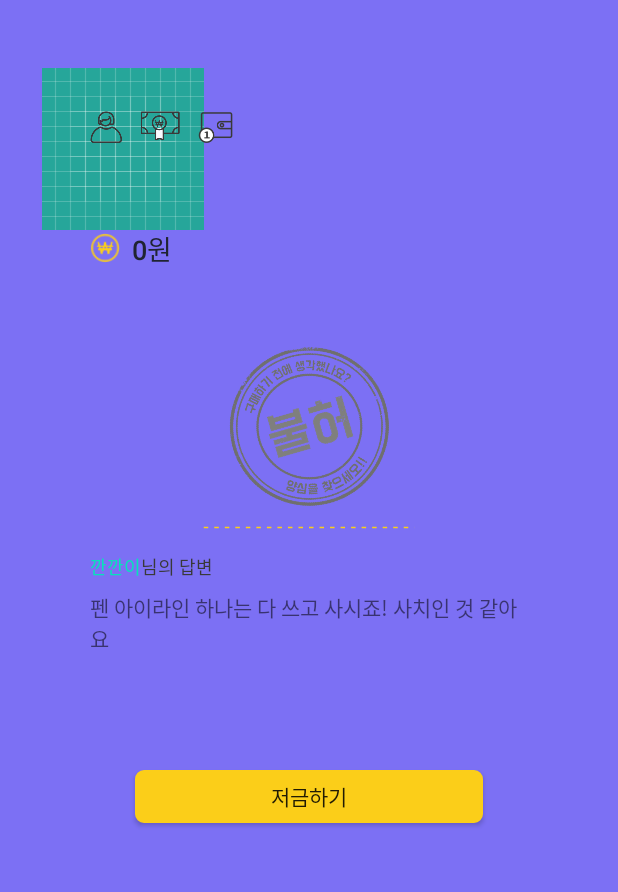
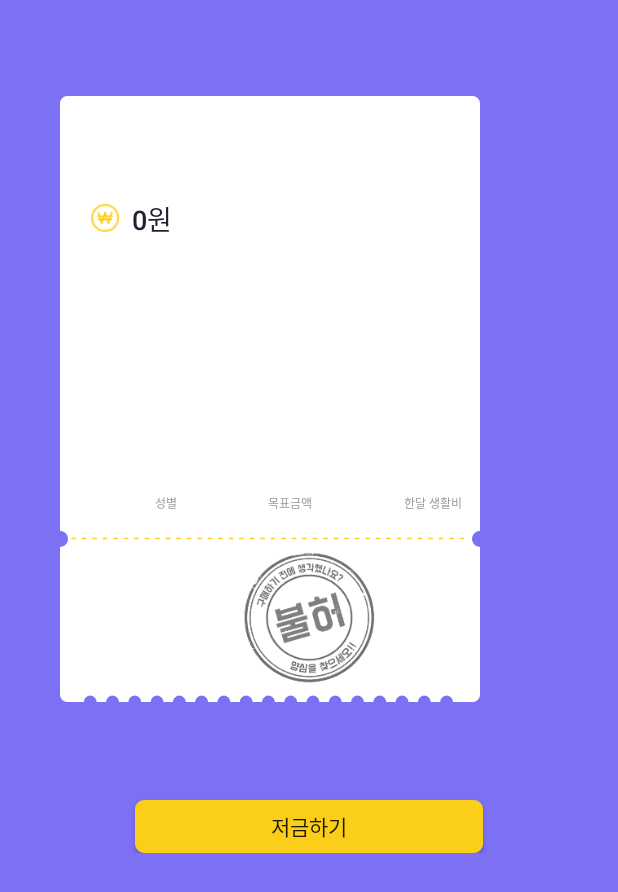
Before and after one commit to quarl894/Firebase_exam, an Android app: the MyReceiptDetailActivity screen opened directly, with no data from a screen before it, on a phone screen of 412 x 824 dp. Shown: the top 892 px of the screen. Run offline under Robolectric (Android 15) with nearby library versions, the phone set to English and light mode, and no system bars; our stand-ins replace Firebase (no records; nobody signed in at launch, a user with empty details on screens opened directly); libraries missing offline, so code that uses them is left out: com.roughike.bottombar; Roboto replaces fonts that are not available here; 3 statements that could not run were skipped.

Commit message:
디테일 페이지 디자인 바뀐걸로 적용 안맞으면 슬플거같다......

```diff
--- a/app/src/main/res/layout/activity_receiptdetail.xml
+++ b/app/src/main/res/layout/activity_receiptdetail.xml
@@ -2,82 +2,27 @@
 
 <FrameLayout
     xmlns:android="http://schemas.android.com/apk/res/android"
+    xmlns:app="http://schemas.android.com/apk/res-auto"
+    xmlns:tools="http://schemas.android.com/tools"
     android:layout_width="match_parent"
     android:layout_height="match_parent"
     android:background="@color/cornflower">
 
+    <!--배경-->
     <ImageView
         android:id="@+id/background"
         android:layout_width="wrap_content"
         android:layout_height="wrap_content"
-        android:layout_marginLeft="28dp"
-        android:layout_marginTop="45dp"
-        android:src="@drawable/ic_launcher_background" />
+        android:layout_marginLeft="40dp"
+        android:layout_marginTop="64dp"
+        android:src="@drawable/copy_2" />
 
     <LinearLayout
         android:layout_width="match_parent"
-        android:layout_height="match_parent"
+        android:layout_height="wrap_content"
+        android:layout_marginTop="88dp"
         android:layout_marginHorizontal="60dp"
         android:orientation="vertical">
-
-        <LinearLayout
-            android:id="@+id/user_info"
-            android:layout_width="wrap_content"
-            android:layout_height="wrap_content"
-            android:layout_marginTop="74dp"
-            android:orientation="horizontal">
-
-            <ImageView
-                android:id="@+id/iv_image"
-                android:layout_width="wrap_content"
-                android:layout_height="wrap_content"
-                android:adjustViewBounds="true"
-                android:scaleType="fitCenter"
-                android:src="@drawable/gril_icon" />
-
-            <TextView
-                android:id="@+id/cur_sex"
-                android:layout_width="wrap_content"
-                android:layout_height="wrap_content"
-                android:layout_gravity="bottom"
-                android:layout_marginLeft="6dp"
-                android:layout_marginRight="6dp"
-                android:textColor="#393939"
-                android:textSize="12sp" />
-
-            <ImageView
-                android:layout_width="wrap_content"
-                android:layout_height="wrap_content"
-                android:adjustViewBounds="true"
-                android:scaleType="fitCenter"
-                android:src="@drawable/money" />
-
-            <TextView
-                android:id="@+id/cur_goal_money"
-                android:layout_width="wrap_content"
-                android:layout_height="wrap_content"
-                android:layout_gravity="bottom"
-                android:layout_marginLeft="6dp"
-                android:layout_marginRight="6dp"
-                android:textColor="#393939"
-                android:textSize="12sp" />
-
-            <ImageView
-                android:layout_width="wrap_content"
-                android:layout_height="wrap_content"
-                android:adjustViewBounds="true"
-                android:scaleType="fitCenter"
-                android:src="@drawable/group_5" />
-
-            <TextView
-                android:id="@+id/cur_month_money"
-                android:layout_width="wrap_content"
-                android:layout_height="wrap_content"
-                android:layout_gravity="bottom"
-                android:layout_marginLeft="6dp"
-                android:textColor="#393939"
-                android:textSize="12sp" />
-        </LinearLayout>
 
         <!--의뢰서 제목-->
         <TextView
@@ -85,14 +30,13 @@
             style="@style/TextAppearance.AppCompat.Headline"
             android:layout_width="wrap_content"
             android:layout_height="wrap_content"
-            android:layout_marginTop="13dp"
             android:textColor="@color/black"
             android:textSize="18sp" />
 
         <LinearLayout
             android:layout_width="wrap_content"
             android:layout_height="wrap_content"
-            android:layout_marginTop="18dp">
+            android:layout_marginTop="19dp">
 
             <!--돈 마크-->
             <ImageView
@@ -123,63 +67,121 @@
             android:layout_width="wrap_content"
             android:layout_height="wrap_content"
             android:layout_marginTop="20dp"
-            android:text="친구 집에 놀러가서 친구 아이라이너를 써봤는데 완전 저한테 딱이더라구요!! 하루종일 안 지워지고 좋아요. 다음 주에 세일하면 사려는데 지금 펜 아이라인이 2개 있는데 고민되는데 어떡하죠?"
             android:textColor="#202432"
             android:textSize="12sp" />
+    </LinearLayout>
+
+    <!--유저 정보-->
+    <LinearLayout
+        android:id="@+id/user_info"
+        android:layout_width="match_parent"
+        android:layout_height="wrap_content"
+        android:layout_marginHorizontal="73dp"
+        android:layout_marginTop="309dp"
+        android:orientation="horizontal">
+
+        <LinearLayout
+            android:layout_width="wrap_content"
+            android:layout_height="wrap_content"
+            android:layout_weight="1"
+            android:orientation="vertical">
+
+            <!--현재 유저 성별-->
+            <TextView
+                android:id="@+id/cur_sex"
+                android:layout_width="wrap_content"
+                android:layout_height="wrap_content"
+                android:textColor="#202432"
+                android:layout_gravity="center"
+                android:layout_marginBottom="3dp"
+                android:textSize="12sp" />
+
+            <!--성별-->
+            <TextView
+                android:layout_width="wrap_content"
+                android:layout_height="wrap_content"
+                android:layout_gravity="center"
+                android:textSize="8sp"
+                android:textColor="@color/warm_grey"
+                android:text="성별" />
+        </LinearLayout>
+
+        <LinearLayout
+            android:layout_width="wrap_content"
+            android:layout_height="wrap_content"
+            android:layout_weight="1"
+            android:orientation="vertical">
+
+            <!--현재 유저 목표 금액-->
+            <TextView
+                android:id="@+id/cur_goal_money"
+                android:layout_width="wrap_content"
+                android:layout_height="wrap_content"
+                android:textColor="#393939"
+                android:layout_gravity="center"
+                android:layout_marginBottom="3dp"
+                android:textSize="12sp" />
+
+            <!--목표 금액-->
+            <TextView
+                android:layout_width="wrap_content"
+                android:layout_height="wrap_content"
+                android:layout_gravity="center"
+                android:textSize="8sp"
+                android:textColor="@color/warm_grey"
+                android:text="목표금액" />
+        </LinearLayout>
+
+        <LinearLayout
+            android:layout_width="wrap_content"
+            android:layout_height="wrap_content"
+            android:layout_weight="1"
+            android:orientation="vertical">
+
+            <!--현재 유저 한달 생활비-->
+            <TextView
+                android:id="@+id/cur_month_money"
+                android:layout_width="wrap_content"
+                android:layout_height="wrap_content"
+                android:textColor="#393939"
+                android:layout_gravity="center"
+                android:layout_marginBottom="3dp"
+                android:textSize="12sp" />
+
+            <!--한달 생활비-->
+            <TextView
+                android:layout_width="wrap_content"
+                android:layout_height="wrap_content"
+                android:layout_gravity="center"
+                android:textSize="8sp"
+                android:textColor="@color/warm_grey"
+                android:text="한달 생활비" />
+        </LinearLayout>
+    </LinearLayout>
+
+    <LinearLayout
+        android:layout_width="match_parent"
+        android:layout_height="wrap_content"
+        android:orientation="vertical"
+        android:layout_marginTop="368dp">
 
         <!--도장-->
         <ImageView
             android:id="@+id/detail_stamp_imgview"
-            android:layout_width="match_parent"
-            android:layout_height="wrap_content"
-            android:layout_marginTop="14.7dp"
+            android:layout_width="88dp"
+            android:layout_height="88dp"
+            android:layout_gravity="center"
             android:src="@drawable/ok_stamp" />
 
-        <!--노란 선-->
-        <ImageView
-            android:id="@+id/imageView4"
-            android:layout_width="match_parent"
-            android:layout_height="wrap_content"
-            android:layout_marginTop="12.3dp"
-            android:src="@drawable/bot_line" />
-
-        <LinearLayout
-            android:layout_width="wrap_content"
-            android:layout_height="wrap_content"
-            android:layout_marginTop="16dp"
-            android:orientation="horizontal">
-
-            <TextView
-                android:id="@+id/textView2"
-                android:layout_width="wrap_content"
-                android:layout_height="wrap_content"
-                android:text="깐깐이"
-                android:textColor="#06e3ba"
-                android:textSize="12sp" />
-
-            <TextView
-                android:id="@+id/textView3"
-                android:layout_width="wrap_content"
-                android:layout_height="wrap_content"
-                android:text="님의 답변"
-                android:textColor="#393939"
-                android:textSize="12sp" />
-        </LinearLayout>
-
-        <TextView
-            android:id="@+id/textView4"
-            android:layout_width="wrap_content"
-            android:layout_height="wrap_content"
-            android:layout_marginTop="8dp"
-            android:text="펜 아이라인 하나는 다 쓰고 사시죠! 사치인 것 같아요" />
-
+        <!--저금하기 버튼-->
         <Button
             android:id="@+id/btn_saving"
             android:layout_width="match_parent"
             android:layout_height="35dp"
-            android:layout_marginHorizontal="30dp"
+            android:layout_marginHorizontal="90dp"
             android:layout_marginTop="77dp"
             android:background="@drawable/main_btn"
+            android:layout_gravity="center"
             android:onClick="onClick_btn_saving"
             android:text="저금하기" />
     </LinearLayout>
```
Also changed, not shown: app/src/main/res/drawable-hdpi/copy_2.png (added), app/src/main/res/drawable-mdpi/copy_2.png (added), app/src/main/res/drawable-xhdpi/copy_2.png (added), app/src/main/res/drawable-xxhdpi/copy_2.png (added), app/src/main/res/drawable-xxxhdpi/copy_2.png (added).
